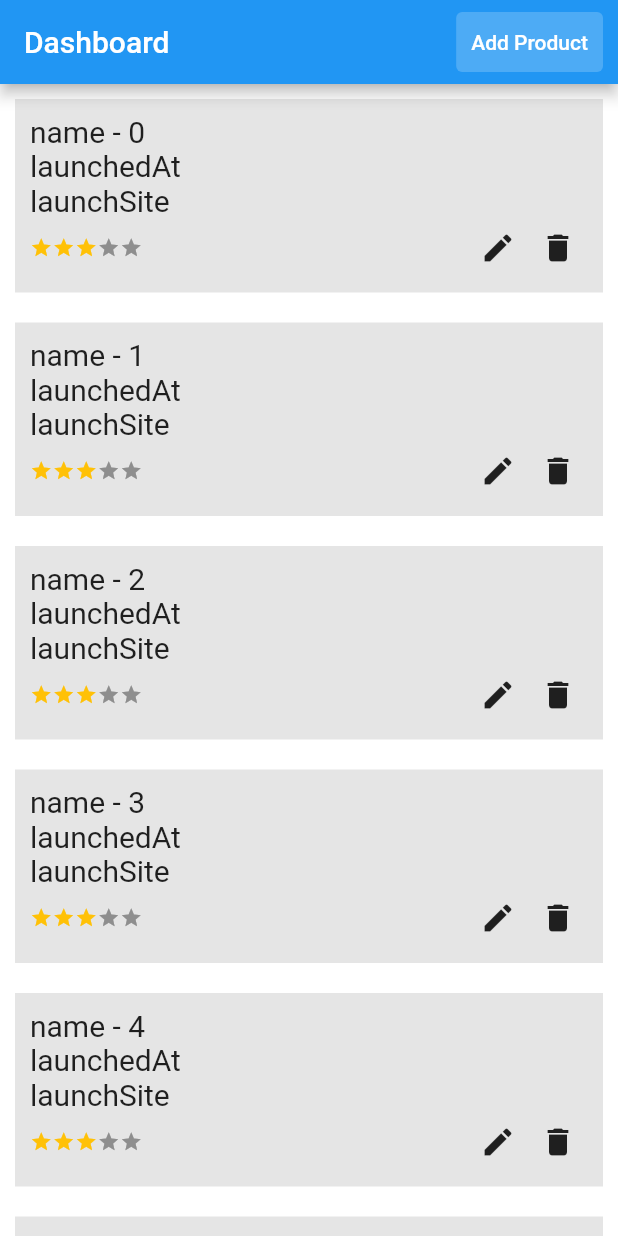
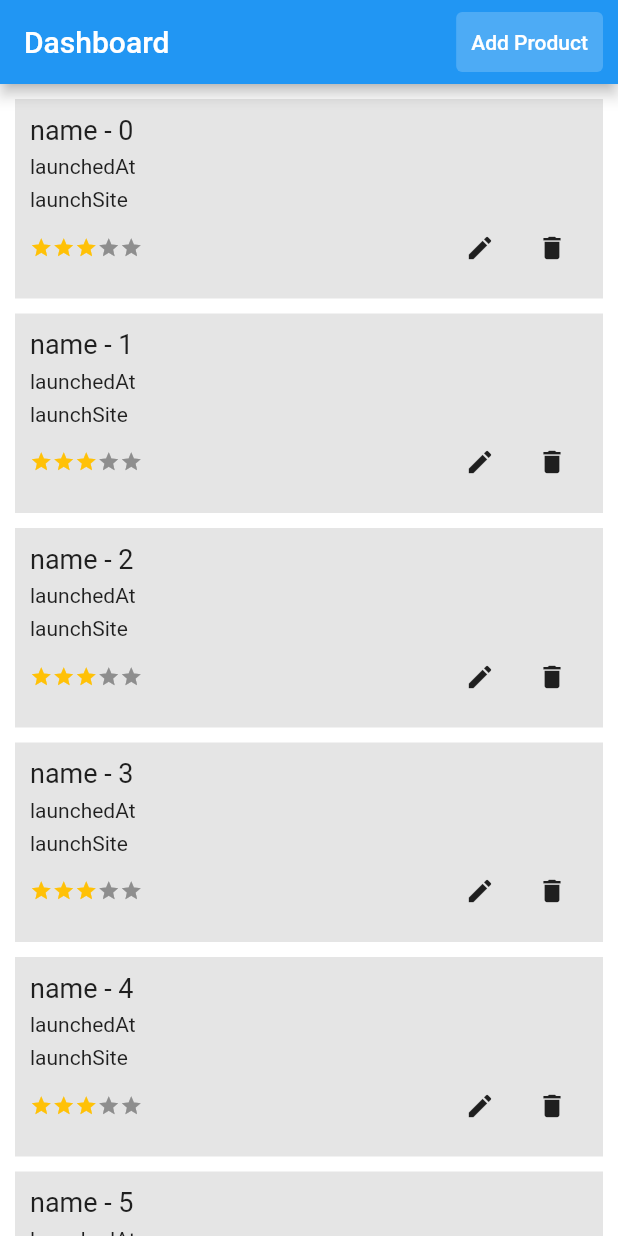
Before and after one commit to shadabhashmi21/sequoia_capital_assignment, a Flutter app: the screen it shows after launch, on a phone screen of 412 x 824 dp. Run offline on Flutter 3.47's test engine with Material 2 defaults, Android fonts, the phone set to English and light mode, and no system bars; drawn by our look-alikes of flutter_rating_bar; our stand-ins replace flutter_hooks, hexcolor.

Commit message:
added: listview seperated

```diff
--- a/lib/screens/dashboard.dart
+++ b/lib/screens/dashboard.dart
@@ -39,22 +39,32 @@ class DashboardPage extends HookWidget {
 }
 
 class _PageData extends HookWidget {
-
   const _PageData({Key? key}) : super(key: key);
 
   @override
   Widget build(BuildContext context) {
+    final productList = useState(Provider.of<List<ProductModel>>(context));
 
-    final productList = useState(Provider.of<List<ProductModel>>(context));
+    void updateList() {
+      productList.value = List.from(productList.value);
+    }
 
     return productList.value.isEmpty
         ? const Center(child: Text(AppStrings.noDataFound))
-        : ListView.builder(
+        : ListView.separated(
+            physics: const BouncingScrollPhysics(),
+            scrollDirection: Axis.vertical,
+            shrinkWrap: true,
+            padding: const EdgeInsets.all(10),
+            separatorBuilder: (BuildContext context, int index) {
+              return const SizedBox(
+                height: 10,
+              );
+            },
             itemCount: productList.value.length,
             itemBuilder: (BuildContext context, int index) {
               final item = productList.value[index];
               return Container(
-                margin: const EdgeInsets.all(10),
                 padding: const EdgeInsets.all(10),
                 decoration: BoxDecoration(color: Colors.black.withOpacity(0.1)),
                 child: Column(
@@ -62,15 +72,21 @@ class _PageData extends HookWidget {
                   children: [
                     Text(
                       item.name,
-                      style: const TextStyle(fontSize: 20),
+                      style: const TextStyle(fontSize: 18),
                     ),
-                    Text(
-                      item.launchedAt,
-                      style: const TextStyle(fontSize: 20),
+                    Container(
+                      margin: const EdgeInsets.only(top: 6),
+                      child: Text(
+                        item.launchedAt,
+                        style: const TextStyle(fontSize: 14),
+                      ),
                     ),
-                    Text(
-                      item.launchSite,
-                      style: const TextStyle(fontSize: 20),
+                    Container(
+                      margin: const EdgeInsets.only(top: 6),
+                      child: Text(
+                        item.launchSite,
+                        style: const TextStyle(fontSize: 14),
+                      ),
                     ),
                     Row(
                       children: [
@@ -90,12 +106,17 @@ class _PageData extends HookWidget {
                           flex: 1,
                         ),
                         IconButton(
-                          icon: const Icon(Icons.edit),
+                          icon: const Icon(
+                            Icons.edit,
+                            size: 20,
+                          ),
                           onPressed: () {},
-                          constraints: const BoxConstraints(maxHeight: 40),
                         ),
                         IconButton(
-                          icon: const Icon(Icons.delete),
+                          icon: const Icon(
+                            Icons.delete,
+                            size: 20,
+                          ),
                           onPressed: () {
                             showDialog(
                                 context: context,
@@ -107,7 +128,7 @@ class _PageData extends HookWidget {
                                           onPressed: () {
                                             Navigator.pop(context);
                                             productList.value.removeAt(index);
-                                            productList.value = List.from(productList.value);
+                                            updateList();
                                           },
                                           child: const Text(AppStrings.yes)),
                                       TextButton(
@@ -119,7 +140,6 @@ class _PageData extends HookWidget {
                                   );
                                 });
                           },
-                          constraints: const BoxConstraints(maxHeight: 40),
                         ),
                       ],
                     )
```
